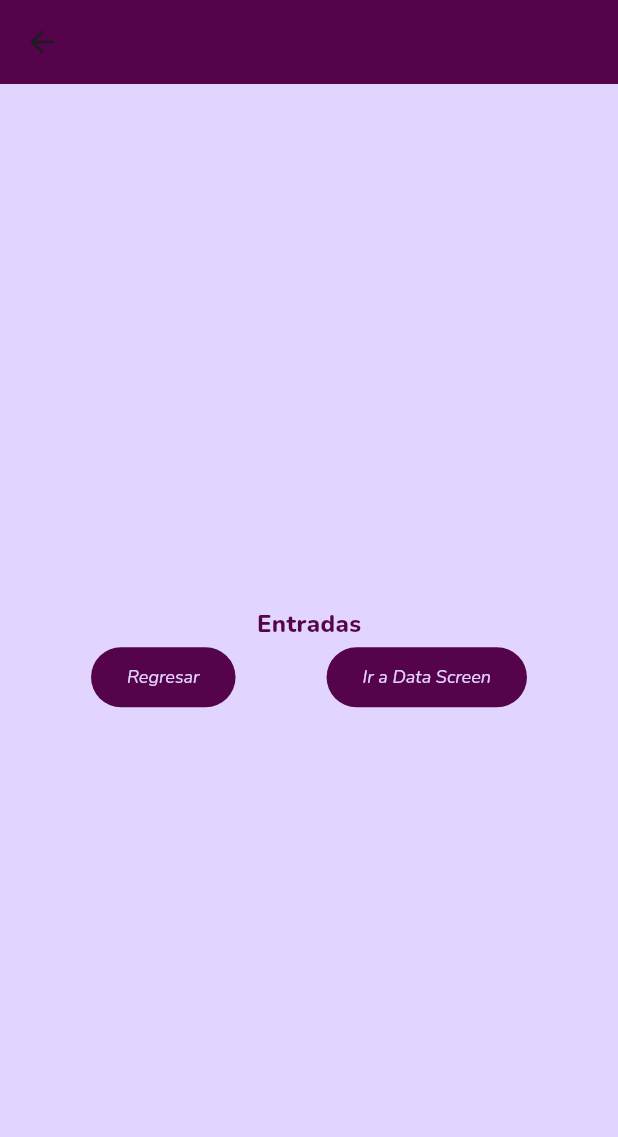
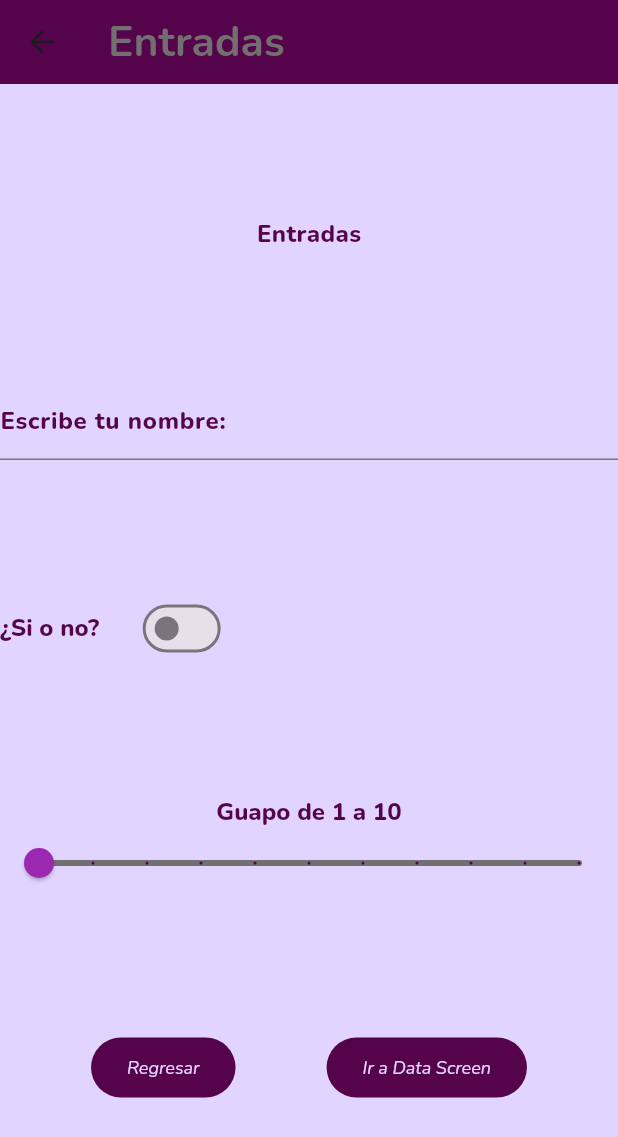
Before and after one commit to ismontana/componentes_flutter, a Flutter app: the InputsScreen screen opened directly, on a phone screen of 412 x 824 dp. Shown: the top 1137 px of the screen. Run offline on Flutter 3.47's test engine with Material 3 defaults, Android fonts, the phone set to English and light mode, and no system bars; our stand-ins replace google_fonts.

Commit message:
Adding Switch and Slider into InputsScreen

```diff
--- a/lib/screens/inputs_screen.dart
+++ b/lib/screens/inputs_screen.dart
@@ -9,17 +9,22 @@ class InputsScreen extends StatefulWidget {
 }
 
 class _InputsScreenState extends State<InputsScreen> {
+  bool valueSwitch = false; // Inicia apagado
+  double valueSlider = 0.0; // Inicia en 0
   @override
   Widget build(BuildContext context) {
     return Scaffold(
       appBar: AppBar(title: Text('Entradas')),
       body: Column(
-        mainAxisAlignment: MainAxisAlignment.center,
+        mainAxisAlignment: MainAxisAlignment.spaceEvenly,
         children: [
           Text(
             'Entradas',
             style: AppTheme.lightTheme.textTheme.headlineLarge,
           ),
+          entradaTexto(context),
+          entradaSwitch(),
+          entradaSlider(),
           const Row(
             mainAxisAlignment: MainAxisAlignment.spaceEvenly,
             children: [
@@ -40,4 +45,64 @@ class _InputsScreenState extends State<InputsScreen> {
       ),
     );
   }
+
+  TextField entradaTexto(BuildContext context) {
+    return TextField(
+          style: Theme.of(context).textTheme.headlineMedium,
+          decoration: InputDecoration(
+            border: const UnderlineInputBorder(),
+            labelText: 'Escribe tu nombre: ',
+            labelStyle: AppTheme.lightTheme.textTheme.headlineLarge,
+          ),
+        );
+  }
+
+Row entradaSwitch(){
+  return Row(
+    children: <Widget>[
+      Text(
+        '¿Si o no?',
+        style: Theme.of(context).textTheme.headlineLarge,
+      ),
+      const SizedBox(
+        width: 25.0,
+        ),
+      Switch(
+        value: valueSwitch,
+        onChanged: (value){
+          setState(() {
+          valueSwitch = value;
+          // print('Estado del switch: $valueSwitch'); // Imprime en consola el estado del switch
+          });
+        },
+      ),
+    ],
+  );
 }
+  Column entradaSlider(){
+    return Column(
+      children: [
+        Text(
+          'Guapo de 1 a 10',
+          style: Theme.of(context).textTheme.headlineLarge,
+        ),
+        Slider(
+          min: 0.0,
+          max: 10.0,
+          value: valueSlider,
+          activeColor: AppTheme.mainColor,
+          inactiveColor: AppTheme.subtitleColor,
+          thumbColor: Colors.purple,
+          divisions: 10,
+          label: '${valueSlider.round()}',
+          onChanged: (value){
+            setState(() {
+              valueSlider = value;
+              // print('Estado del slider: $valueSlider'); // Imprime en consola el estado del Slider
+            });
+          },
+          ),
+      ],
+    );
+  }
+}
--- a/lib/theme/app_theme.dart
+++ b/lib/theme/app_theme.dart
@@ -10,6 +10,7 @@ class AppTheme{
   static const backColor = Color.fromARGB(255, 225, 212, 255);
   // Declaraciones para bodySmall
   static const subtitleColor = Color.fromARGB(255, 114, 111, 113);
+  static const negroColor = Colors.black;
 
   // Declaraciones del tema claro
   static final ThemeData lightTheme = ThemeData.light().copyWith(
@@ -17,7 +18,7 @@ class AppTheme{
     appBarTheme: AppBarTheme(
       color:mainColor,
       titleTextStyle: GoogleFonts.nunito(
-        color: mainColor,
+        color: subtitleColor,
         fontSize: 28.5,
         fontWeight: FontWeight.bold,
       ),
@@ -52,6 +53,13 @@ class AppTheme{
         decorationThickness: 3.0,
        // fontStyle: FontStyle.italic,
         ),
+         headlineMedium: GoogleFonts.nunito(
+        color: negroColor,
+        fontSize: 15.0,
+        fontWeight: FontWeight.w800,
+        decorationStyle: TextDecorationStyle.dashed,
+        decorationThickness: 1.5,
+        ),
       // Define el estilo para bodySmall
       bodySmall: GoogleFonts.nunito(
         color: subtitleColor,
```
